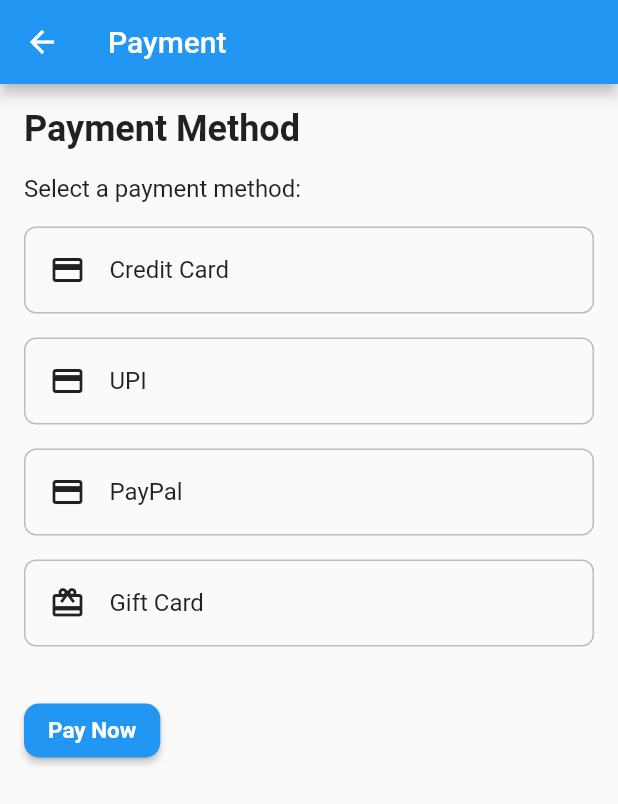
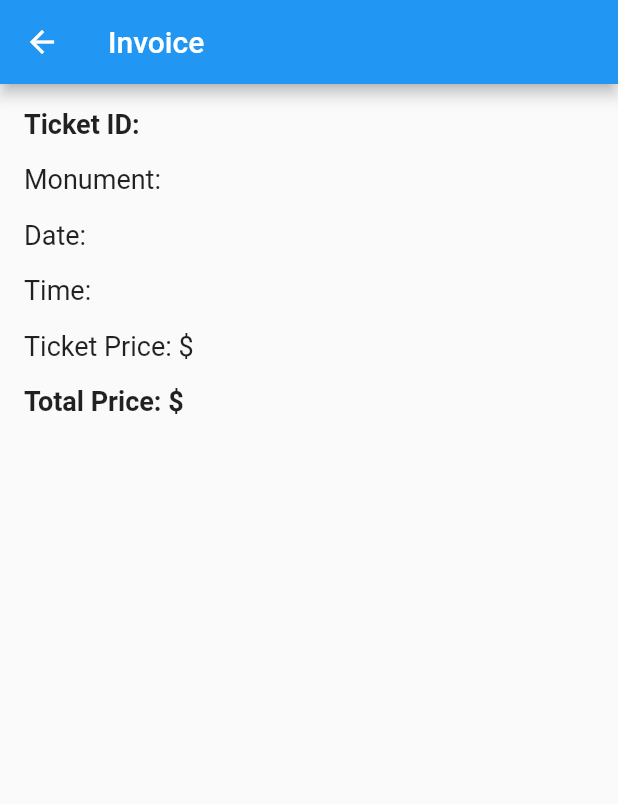
Before and after one commit to aathirakrishna02/quickpass, a Flutter app: the PaymentScreen screen opened directly, after a tap on "Pay Now", on a phone screen of 412 x 824 dp. Shown: the top 804 px of the screen. Run offline on Flutter 3.47's test engine with Material 2 defaults, Android fonts, the phone set to English and light mode, and no system bars; our stand-ins replace cloud_firestore, firebase_auth, firebase_core, firebase_storage, get, image_picker; accounts and stored records are empty; network calls fail.

Commit message:
changes made

```diff
--- a/lib/authservices.dart
+++ b/lib/authservices.dart
@@ -28,7 +28,7 @@ static Future<String> signup({
         "name": name,
       });
 
-      res = 'succes ';
+      res = 'success ';
     } catch (e) {
       res = e.toString();
     }
--- a/lib/editprofile.dart
+++ b/lib/editprofile.dart
@@ -55,7 +55,7 @@ class _EditProfileScreenState extends State<EditProfileScreen> {
   }
 
   void saveprofile() async {
-    String resp = await Storedata().addImage(file: _image!);
+    await Storedata().addImage(file: _image!);
   }
 
   final storage = FirebaseAuth.instance;
--- a/lib/paymentscreen.dart
+++ b/lib/paymentscreen.dart
@@ -1,6 +1,5 @@
 import 'package:flutter/material.dart';
-
-//import 'ticketconfirmation.dart';
+import 'package:quickpass/ticketconfirmation.dart';
 
 class PaymentScreen extends StatefulWidget {
   @override
@@ -76,11 +75,11 @@ class _PaymentScreenState extends State<PaymentScreen> {
             ElevatedButton(
               child: Text('Pay Now'),
               onPressed: () {
-                //  Navigator.push(
-                //                       context,
-                //                       MaterialPageRoute(
-                //                           builder: (context) =>
-                //                               InvoiceScreen()));
+                 Navigator.push(
+                                      context,
+                                      MaterialPageRoute(
+                                          builder: (context) =>
+                                              InvoiceScreen(ticketId: '', monumentName: '', date: '', time: '', ticketType: '', ticketPrice: '', totalPrice: '')));
               },
 
               style: ElevatedButton.styleFrom(
--- a/lib/ticketconfirmation.dart
+++ b/lib/ticketconfirmation.dart
@@ -1,68 +1,73 @@
-// import 'package:flutter/material.dart';
+import 'package:flutter/material.dart';
 
-// class InvoiceScreen extends StatelessWidget {
-//    String ticketId;
-//    String monumentName;
-//    String date;
-//    String time;
-//    String ticketType;
-//    double ticketPrice;
-//    double totalPrice;
+class InvoiceScreen extends StatefulWidget {
+   String ticketId;
+   String monumentName;
+   String date;
+   String time;
+   String ticketType;
+   String ticketPrice;
+   String totalPrice;
 
-//   InvoiceScreen({
-//     required this.ticketId,
-//     required this.monumentName,
-//     required this.date,
-//     required this.time,
-//     required this.ticketType,
-//     required this.ticketPrice,
-//     required this.totalPrice,
-//   });
+  InvoiceScreen({
+    required this.ticketId,
+    required this.monumentName,
+    required this.date,
+    required this.time,
+    required this.ticketType,
+    required this.ticketPrice,
+    required this.totalPrice,
+  });
 
-//   @override
-//   Widget build(BuildContext context) {
-//     return Scaffold(
-//       appBar: AppBar(
-//         title: Text('Invoice'),
-//       ),
-//       body: Padding(
-//         padding: EdgeInsets.all(16.0),
-//         child: Column(
-//           crossAxisAlignment: CrossAxisAlignment.start,
-//           children: [
-//             Text(
-//               'Ticket ID: $ticketId',
-//               style: TextStyle(fontSize: 18.0, fontWeight: FontWeight.bold),
-//             ),
-//             SizedBox(height: 16.0),
-//             Text(
-//               'Monument: $monumentName',
-//               style: TextStyle(fontSize: 18.0),
-//             ),
-//             SizedBox(height: 16.0),
-//             Text(
-//               'Date: $date',
-//               style: TextStyle(fontSize: 18.0),
-//             ),
-//             SizedBox(height: 16.0),
-//             Text(
-//               'Time: $time',
-//               style: TextStyle(fontSize: 18.0),
-//             ),
+  @override
+  State<InvoiceScreen> createState() => _InvoiceScreenState();
+}
 
-//             SizedBox(height: 16.0),
-//             Text(
-//               'Ticket Price: \$${ticketPrice.toStringAsFixed(2)}',
-//               style: TextStyle(fontSize: 18.0),
-//             ),
-//             SizedBox(height: 16.0),
-//             Text(
-//               'Total Price: \$${totalPrice.toStringAsFixed(2)}',
-//               style: TextStyle(fontSize: 18.0, fontWeight: FontWeight.bold),
-//             ),
-//           ],
-//         ),
-//       ),
-//     );
-//   }
-// }
+class _InvoiceScreenState extends State<InvoiceScreen> {
+  @override
+  Widget build(BuildContext context) {
+    return Scaffold(
+      appBar: AppBar(
+        title: Text('Invoice'),
+      ),
+      body: Padding(
+        padding: EdgeInsets.all(16.0),
+        child: Column(
+          crossAxisAlignment: CrossAxisAlignment.start,
+          children: [
+            Text(
+              'Ticket ID: ${widget.ticketId}',
+              style: TextStyle(fontSize: 18.0, fontWeight: FontWeight.bold),
+            ),
+            SizedBox(height: 16.0),
+            Text(
+              'Monument: ${widget.monumentName}',
+              style: TextStyle(fontSize: 18.0),
+            ),
+            SizedBox(height: 16.0),
+            Text(
+              'Date: ${widget.date}',
+              style: TextStyle(fontSize: 18.0),
+            ),
+            SizedBox(height: 16.0),
+            Text(
+              'Time: ${widget.time}',
+              style: TextStyle(fontSize: 18.0),
+            ),
+
+            SizedBox(height: 16.0),
+            Text(
+              'Ticket Price: \$${widget.ticketPrice}',
+              style: TextStyle(fontSize: 18.0),
+            ),
+            SizedBox(height: 16.0),
+            Text(
+              'Total Price: \$${widget.totalPrice}',
+              style: TextStyle(fontSize: 18.0, fontWeight: FontWeight.bold),
+            ),
+          ],
+        ),
+      ),
+    );
+  }
+}
```
Also changed, not shown: lib/adminmod/addmonument.dart (+22 -3 lines), lib/adminmod/editmonu.dart (+6 -1 lines), lib/monumentdetailscreen.dart (+25 -1 lines), lib/resource/storemonu.dart (added, +41 -0 lines), lib/search.dart (+19 -4 lines).
